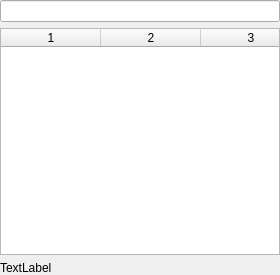
Old version of the form folderpanel.ui in the repository miyabi-satoh/Gefu.
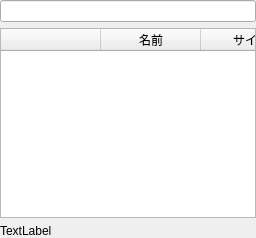
New version of the form. Custom widgets are drawn as their Qt base class.

Commit message: ファイルテーブルをサブクラス化、マーク処理見直し、マーク状態表示追加、ファイルサイズ表示変更。

The edit to the form file:
```diff
--- a/folderpanel.ui
+++ b/folderpanel.ui
@@ -6,8 +6,8 @@
    <rect>
     <x>0</x>
     <y>0</y>
-    <width>280</width>
-    <height>275</height>
+    <width>256</width>
+    <height>238</height>
    </rect>
   </property>
   <property name="sizePolicy">
@@ -78,10 +78,26 @@
      <attribute name="verticalHeaderVisible">
       <bool>false</bool>
      </attribute>
-     <column/>
-     <column/>
-     <column/>
-     <column/>
+     <column>
+      <property name="text">
+       <string/>
+      </property>
+     </column>
+     <column>
+      <property name="text">
+       <string>名前</string>
+      </property>
+     </column>
+     <column>
+      <property name="text">
+       <string>サイズ</string>
+      </property>
+     </column>
+     <column>
+      <property name="text">
+       <string>更新日時</string>
+      </property>
+     </column>
     </widget>
    </item>
    <item>
@@ -99,6 +115,13 @@
    </item>
   </layout>
  </widget>
+ <customwidgets>
+  <customwidget>
+   <class>FileTableWidget</class>
+   <extends>QTableWidget</extends>
+   <header>filetablewidget.h</header>
+  </customwidget>
+ </customwidgets>
  <tabstops>
   <tabstop>fileTable</tabstop>
   <tabstop>locationField</tabstop>
```
Left out of the diff: 2 changed lines with no effect on the pictures. The commit also changes 9 other files.
